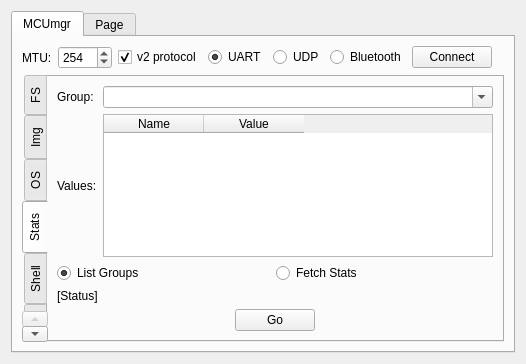
Old version of the form plugins/mcumgr/form.ui in the repository thedjnK/AuTerm.
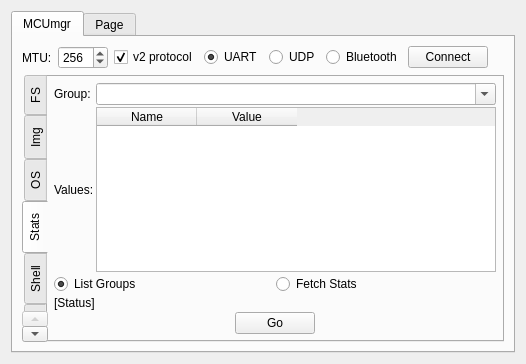
New version of the form. The open tabs and pages were chosen to show the change.

Commit message: plugins: mcumgr: Change default MTU back to 256 and misc. UI changes

What changed in the file:
```diff
--- a/plugins/mcumgr/form.ui
+++ b/plugins/mcumgr/form.ui
@@ -35,6 +35,12 @@
          </item>
          <item>
           <widget class="QSpinBox" name="edit_MTU">
+           <property name="minimumSize">
+            <size>
+             <width>50</width>
+             <height>0</height>
+            </size>
+           </property>
            <property name="minimum">
             <number>32</number>
            </property>
@@ -42,7 +48,7 @@
             <number>8192</number>
            </property>
            <property name="value">
-            <number>254</number>
+            <number>256</number>
            </property>
           </widget>
          </item>
@@ -1015,6 +1021,21 @@
            <string>Stats</string>
           </attribute>
           <layout class="QGridLayout" name="gridLayout_11">
+           <property name="leftMargin">
+            <number>6</number>
+           </property>
+           <property name="topMargin">
+            <number>6</number>
+           </property>
+           <property name="rightMargin">
+            <number>6</number>
+           </property>
+           <property name="bottomMargin">
+            <number>6</number>
+           </property>
+           <property name="spacing">
+            <number>2</number>
+           </property>
            <item row="0" column="0">
             <widget class="QLabel" name="label_15">
              <property name="text">
```
Left out of the diff: 37 changed lines with no effect on the pictures. The commit also changes 2 other files.
